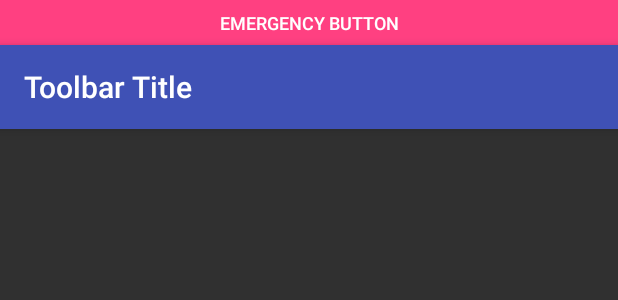
After one commit to COMP30022-Russia/Russia_Client, an Android app: the layout activity_default.xml on its own in the app's theme, with its tools: preview values and no code run, on a phone screen of 412 x 824 dp. The commit adds this screen. Shown: the top 300 px of the screen. Run offline under Robolectric (Android 15) with nearby library versions, the phone set to English and light mode, and no system bars.

Commit message:
default emergency btn and appbar (#43)

```diff
--- a/app/src/main/AndroidManifest.xml
+++ b/app/src/main/AndroidManifest.xml
@@ -9,7 +9,7 @@
         android:roundIcon="@mipmap/ic_launcher_round"
         android:supportsRtl="true"
         android:theme="@style/AppTheme">
-        <activity android:name=".MainActivity">
+        <activity android:name=".DefaultActivity">
             <intent-filter>
                 <action android:name="android.intent.action.MAIN" />
 
--- /dev/null
+++ b/app/src/main/res/layout/activity_default.xml
@@ -0,0 +1,40 @@
+<?xml version="1.0" encoding="utf-8"?>
+<android.support.constraint.ConstraintLayout xmlns:android="http://schemas.android.com/apk/res/android"
+    xmlns:app="http://schemas.android.com/apk/res-auto"
+    xmlns:tools="http://schemas.android.com/tools"
+    android:layout_width="match_parent"
+    android:layout_height="match_parent"
+    tools:context=".DefaultActivity">
+
+    <Button
+        android:id="@+id/emergencyButton"
+        style="@style/Widget.AppCompat.Button.Colored"
+        android:layout_width="match_parent"
+        android:layout_height="30dp"
+        android:background="@color/colorAccent"
+        android:text="@string/emergency_button"
+        android:textSize="12sp"
+        android:textColor="@android:color/white"
+        app:layout_constraintEnd_toEndOf="parent"
+        app:layout_constraintStart_toStartOf="parent"
+        app:layout_constraintTop_toTopOf="parent"
+        tools:text="Emergency Button" />
+
+    <android.support.v7.widget.Toolbar
+        android:id="@+id/customAppBar"
+        android:layout_width="match_parent"
+        android:layout_height="56dp"
+        android:background="?attr/colorPrimary"
+        android:minHeight="?attr/actionBarSize"
+        style="@style/HeaderBar"
+        android:theme="?attr/actionBarTheme"
+        app:popupTheme="?attr/actionBarPopupTheme"
+        android:elevation="4dp"
+        app:title="@string/toolbar_title"
+        app:layout_constraintEnd_toEndOf="parent"
+        app:layout_constraintStart_toStartOf="parent"
+        app:layout_constraintTop_toBottomOf="@+id/emergencyButton">
+
+    </android.support.v7.widget.Toolbar>
+
+</android.support.constraint.ConstraintLayout>
--- a/app/src/main/res/values/strings.xml
+++ b/app/src/main/res/values/strings.xml
@@ -1,6 +1,6 @@
 <resources>
     <string name="app_name">Assist</string>
-
-    <!-- TODO: Remove or change this placeholder text -->
-    <string name="hello_blank_fragment">Hello blank fragment</string>
+    <!--<string name="hello_blank_fragment">Hello blank fragment</string>-->
+    <string name="emergency_button">Emergency Button</string>
+    <string name="toolbar_title">Toolbar Title</string>
 </resources>
--- a/app/src/main/res/values/styles.xml
+++ b/app/src/main/res/values/styles.xml
@@ -1,11 +1,18 @@
 <resources>
 
     <!-- Base application theme. -->
-    <style name="AppTheme" parent="Theme.AppCompat.Light.NoActionBar">
+    <style name="AppTheme" parent="Theme.AppCompat.NoActionBar">
         <!-- Customize your theme here. -->
         <item name="colorPrimary">@color/colorPrimary</item>
         <item name="colorPrimaryDark">@color/colorPrimaryDark</item>
         <item name="colorAccent">@color/colorAccent</item>
     </style>
 
+
+    <!-- Custom App Bar -->
+    <style name="HeaderBar" parent="ThemeOverlay.AppCompat.Dark.ActionBar">
+        <item name="android:background">@color/colorPrimary</item>
+        <item name="colorAccent">@color/colorAccent</item>
+    </style>
+
 </resources>
--- a/build.gradle
+++ b/build.gradle
@@ -8,7 +8,7 @@ buildscript {
         jcenter()
     }
     dependencies {
-        classpath 'com.android.tools.build:gradle:3.2.0-beta05'
+        classpath 'com.android.tools.build:gradle:3.2.0-rc02'
         classpath "org.jetbrains.kotlin:kotlin-gradle-plugin:$kotlin_version"
 
         // NOTE: Do not place your application dependencies here; they belong
```
Also changed, not shown: app/src/main/java/com/comp30022/team_russia/assist/DefaultActivity.java (added, +45 -0 lines), app/src/main/res/drawable/ic_favorite.xml (added, +11 -0 lines), app/src/main/res/drawable/ic_more.xml (added, +11 -0 lines), app/src/main/res/menu/menu_main.xml (added, +14 -0 lines), gradle/wrapper/gradle-wrapper.properties.
